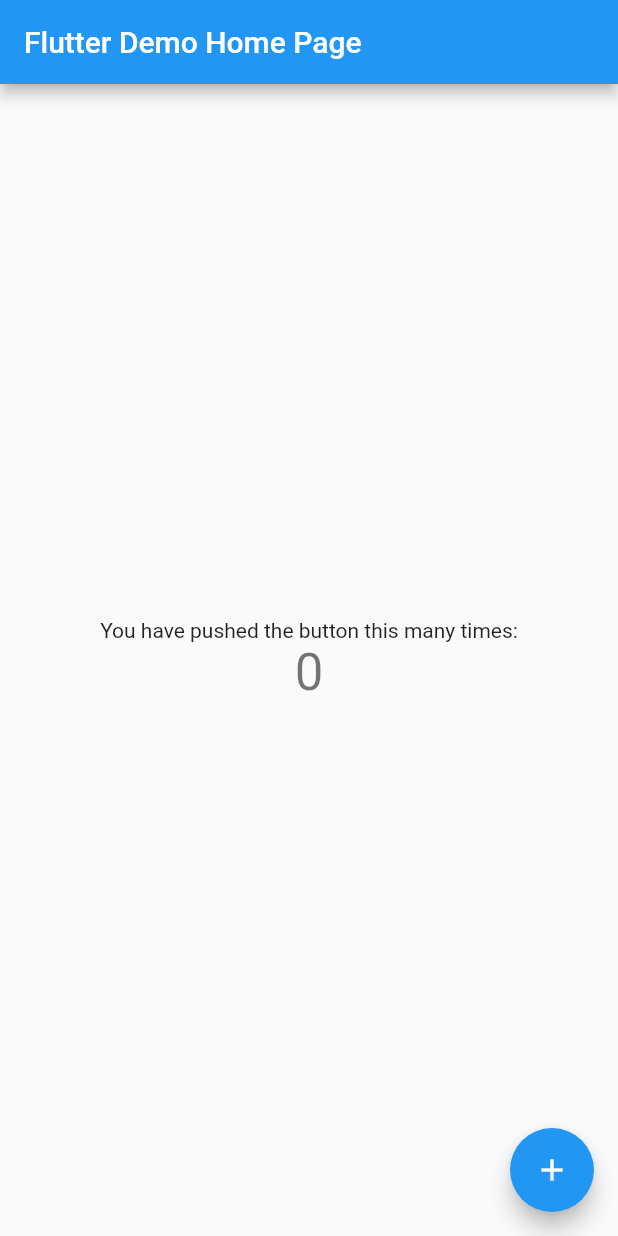
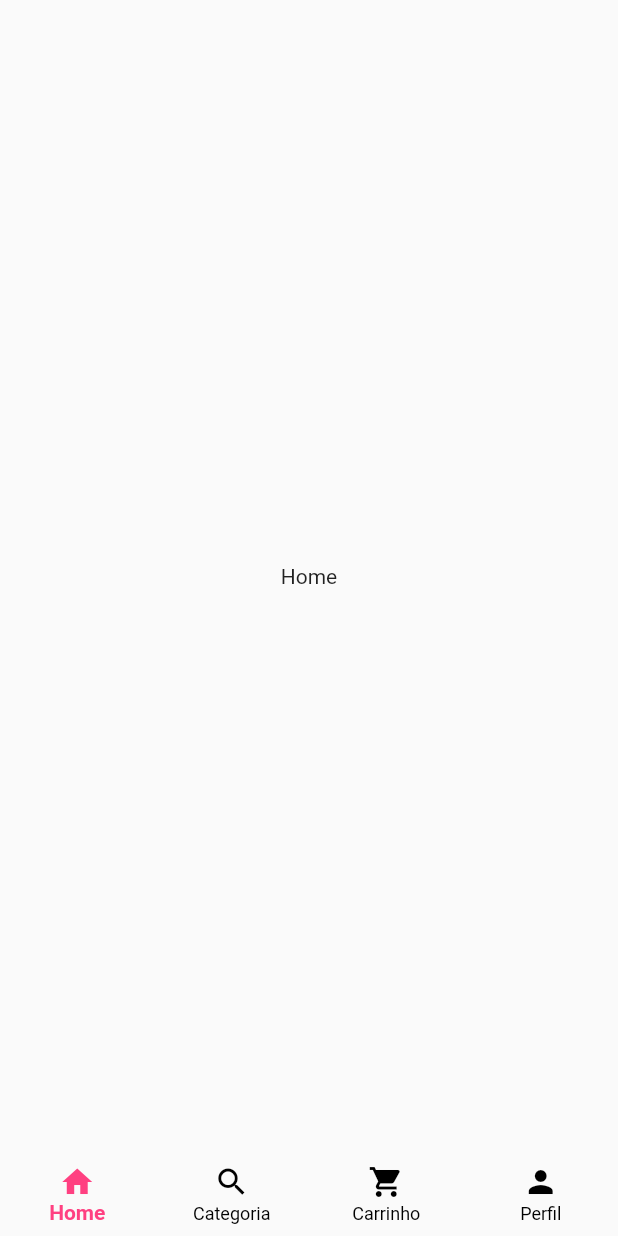
Before and after one commit to HervalMata/cris_shopping, a Flutter app: the screen it shows after launch, on a phone screen of 412 x 824 dp. Run offline on Flutter 3.47's test engine with Material 2 defaults, Android fonts, the phone set to English and light mode, and no system bars.

Commit message:
feat:art: cris shopping - created bottom navigation bar

```diff
--- a/lib/main.dart
+++ b/lib/main.dart
@@ -1,3 +1,4 @@
+import 'package:cris_shopping/main_screens/customer_home.dart';
 import 'package:flutter/material.dart';
 
 void main() {
@@ -10,106 +11,9 @@
   // This widget is the root of your application.
   @override
   Widget build(BuildContext context) {
-    return MaterialApp(
-      title: 'Flutter Demo',
-      theme: ThemeData(
-        // This is the theme of your application.
-        //
-        // Try running your application with "flutter run". You'll see the
-        // application has a blue toolbar. Then, without quitting the app, try
-        // changing the primarySwatch below to Colors.green and then invoke
-        // "hot reload" (press "r" in the console where you ran "flutter run",
-        // or simply save your changes to "hot reload" in a Flutter IDE).
-        // Notice that the counter didn't reset back to zero; the application
-        // is not restarted.
-        primarySwatch: Colors.blue,
-      ),
-      home: const MyHomePage(title: 'Flutter Demo Home Page'),
+    return const MaterialApp(
+      debugShowCheckedModeBanner: false,
+      home: CustomerHomeScreen(),
     );
   }
 }
-
-class MyHomePage extends StatefulWidget {
-  const MyHomePage({super.key, required this.title});
-
-  // This widget is the home page of your application. It is stateful, meaning
-  // that it has a State object (defined below) that contains fields that affect
-  // how it looks.
-
-  // This class is the configuration for the state. It holds the values (in this
-  // case the title) provided by the parent (in this case the App widget) and
-  // used by the build method of the State. Fields in a Widget subclass are
-  // always marked "final".
-
-  final String title;
-
-  @override
-  State<MyHomePage> createState() => _MyHomePageState();
-}
-
-class _MyHomePageState extends State<MyHomePage> {
-  int _counter = 0;
-
-  void _incrementCounter() {
-    setState(() {
-      // This call to setState tells the Flutter framework that something has
-      // changed in this State, which causes it to rerun the build method below
-      // so that the display can reflect the updated values. If we changed
-      // _counter without calling setState(), then the build method would not be
-      // called again, and so nothing would appear to happen.
-      _counter++;
-    });
-  }
-
-  @override
-  Widget build(BuildContext context) {
-    // This method is rerun every time setState is called, for instance as done
-    // by the _incrementCounter method above.
-    //
-    // The Flutter framework has been optimized to make rerunning build methods
-    // fast, so that you can just rebuild anything that needs updating rather
-    // than having to individually change instances of widgets.
-    return Scaffold(
-      appBar: AppBar(
-        // Here we take the value from the MyHomePage object that was created by
-        // the App.build method, and use it to set our appbar title.
-        title: Text(widget.title),
-      ),
-      body: Center(
-        // Center is a layout widget. It takes a single child and positions it
-        // in the middle of the parent.
-        child: Column(
-          // Column is also a layout widget. It takes a list of children and
-          // arranges them vertically. By default, it sizes itself to fit its
-          // children horizontally, and tries to be as tall as its parent.
-          //
-          // Invoke "debug painting" (press "p" in the console, choose the
-          // "Toggle Debug Paint" action from the Flutter Inspector in Android
-          // Studio, or the "Toggle Debug Paint" command in Visual Studio Code)
-          // to see the wireframe for each widget.
-          //
-          // Column has various properties to control how it sizes itself and
-          // how it positions its children. Here we use mainAxisAlignment to
-          // center the children vertically; the main axis here is the vertical
-          // axis because Columns are vertical (the cross axis would be
-          // horizontal).
-          mainAxisAlignment: MainAxisAlignment.center,
-          children: <Widget>[
-            const Text(
-              'You have pushed the button this many times:',
-            ),
-            Text(
-              '$_counter',
-              style: Theme.of(context).textTheme.headline4,
-            ),
-          ],
-        ),
-      ),
-      floatingActionButton: FloatingActionButton(
-        onPressed: _incrementCounter,
-        tooltip: 'Increment',
-        child: const Icon(Icons.add),
-      ), // This trailing comma makes auto-formatting nicer for build methods.
-    );
-  }
-}
--- /dev/null
+++ b/lib/main_screens/customer_home.dart
@@ -0,0 +1,52 @@
+import 'package:flutter/material.dart';
+
+class CustomerHomeScreen extends StatefulWidget {
+  const CustomerHomeScreen({super.key});
+
+  @override
+  State<CustomerHomeScreen> createState() => _CustomerHomeScreenState();
+}
+
+class _CustomerHomeScreenState extends State<CustomerHomeScreen> {
+  int _selectedItem = 0;
+  final List<Widget> _tabs = const [
+    Center(
+      child: Text('Home'),
+    ),
+    Center(
+      child: Text('Categoria'),
+    ),
+    Center(
+      child: Text('Carrinho'),
+    ),
+    Center(
+      child: Text('Perfil'),
+    ),
+  ];
+  @override
+  Widget build(BuildContext context) {
+    return Scaffold(
+      body: _tabs[_selectedItem],
+      bottomNavigationBar: BottomNavigationBar(
+        elevation: 0,
+        type: BottomNavigationBarType.fixed,
+        selectedLabelStyle: const TextStyle(fontWeight: FontWeight.w600),
+        selectedItemColor: Colors.pinkAccent,
+        unselectedItemColor: Colors.black,
+        currentIndex: _selectedItem,
+        items: const [
+          BottomNavigationBarItem(icon: Icon(Icons.home), label: 'Home'),
+          BottomNavigationBarItem(icon: Icon(Icons.search), label: 'Categoria'),
+          BottomNavigationBarItem(
+              icon: Icon(Icons.shopping_cart), label: 'Carrinho'),
+          BottomNavigationBarItem(icon: Icon(Icons.person), label: 'Perfil'),
+        ],
+        onTap: (index) {
+          setState(() {
+            _selectedItem = index;
+          });
+        },
+      ),
+    );
+  }
+}
```
